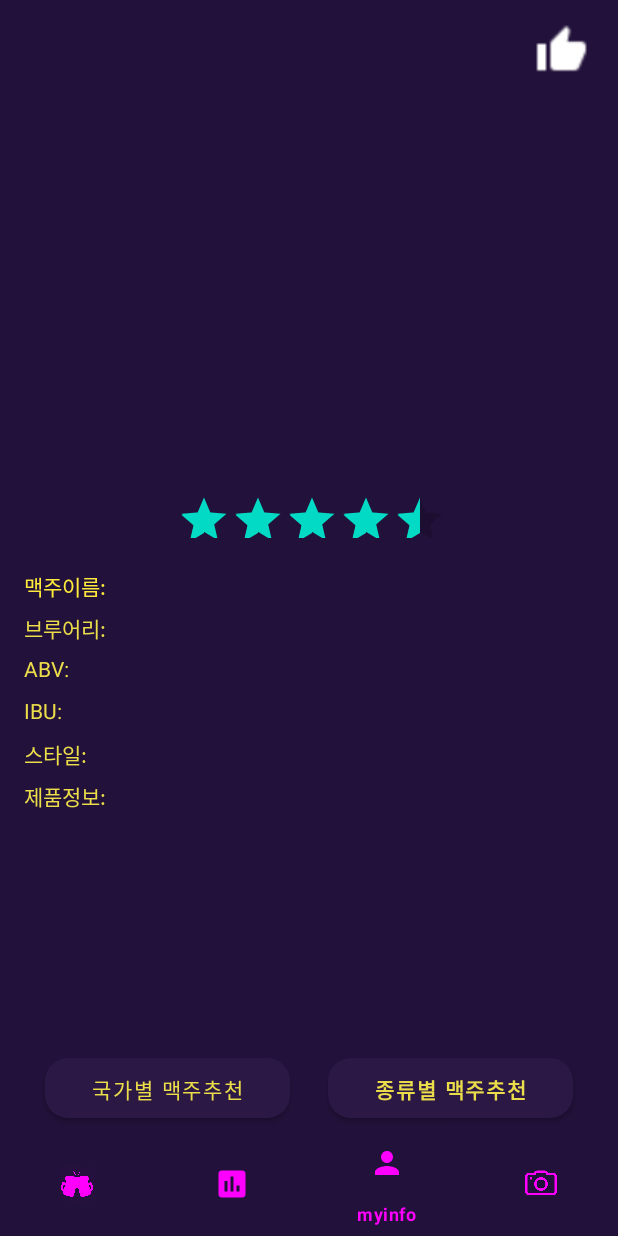
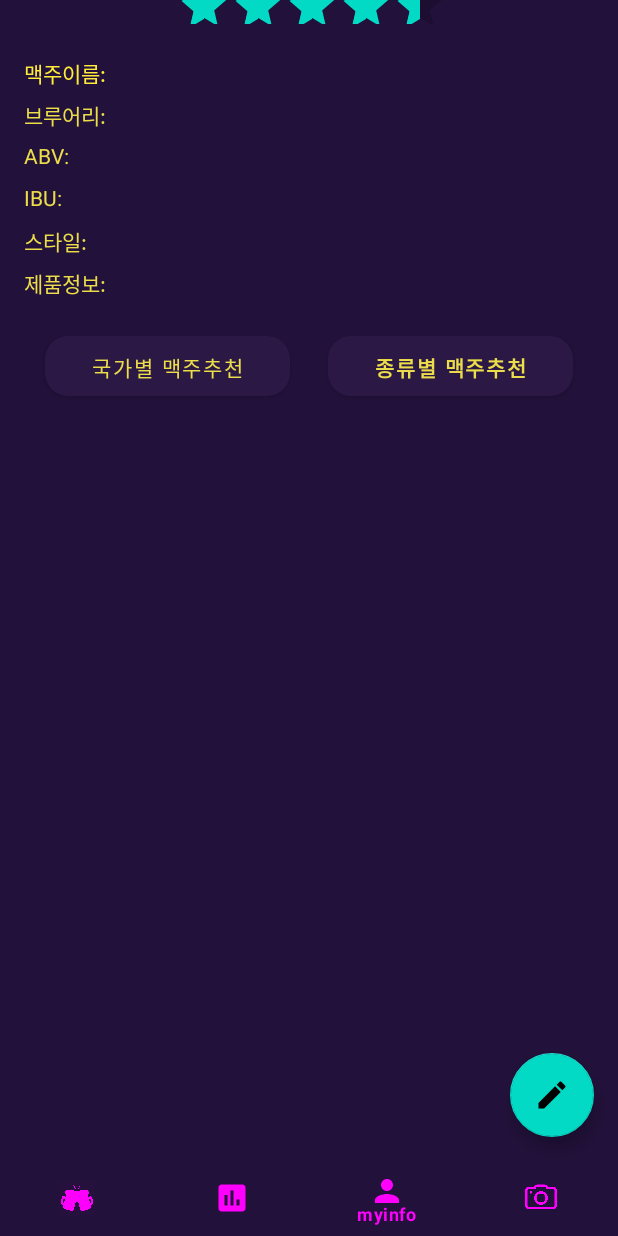
Before and after one commit to JudasKiss/Be_a_Beer, an Android app: the RecommendBeer screen opened directly, with no data from a screen before it, on a phone screen of 412 x 824 dp. Run offline under Robolectric (Android 15) with nearby library versions, the phone set to English and light mode, and no system bars; our stand-ins replace Firebase (no records; nobody signed in at launch, a user with empty details on screens opened directly), Picasso; libraries missing offline, so code that uses them is left out: com.google.zxing.integration; pictures from the network do not load.

Commit message:
게시판 80프로 완성본
게시판 80프로 완성본

```diff
--- a/app/build.gradle
+++ b/app/build.gradle
@@ -31,6 +31,7 @@ android {
 
 dependencies {
 
+    implementation 'com.android.support:design:29.0.0'
     implementation 'androidx.appcompat:appcompat:1.2.0'
     implementation 'com.google.android.material:material:1.3.0'
     implementation 'androidx.constraintlayout:constraintlayout:2.0.4'
@@ -40,6 +41,7 @@ dependencies {
     implementation 'com.squareup.picasso:picasso:2.71828'
     implementation 'androidx.recyclerview:recyclerview:1.0.0'
     implementation 'com.github.bumptech.glide:glide:4.10.0'
+    implementation 'com.google.firebase:firebase-firestore:17.1.2'
     annotationProcessor 'com.github.bumptech.glide:compiler:4.10.0'
     testImplementation 'junit:junit:4.+'
     androidTestImplementation 'androidx.test.ext:junit:1.1.2'
--- a/app/src/main/AndroidManifest.xml
+++ b/app/src/main/AndroidManifest.xml
@@ -15,7 +15,8 @@
         android:roundIcon="@drawable/beer_icon"
         android:supportsRtl="true"
         android:theme="@style/Theme.Beer">
-        <activity android:name=".MyInfo"></activity>
+        <activity android:name=".PostActivity"></activity>
+        <activity android:name=".MyInfo" />
         <activity android:name=".DBexample" />
         <activity android:name=".KindsRecommend" />
         <activity android:name=".NationRecommend" />
--- a/app/src/main/java/com/cookandroid/beer/FirebaseID.java
+++ b/app/src/main/java/com/cookandroid/beer/FirebaseID.java
@@ -7,5 +7,8 @@ public class FirebaseID {
     public static String documentId = "documentId";
     public static String email="email";
     public static String password = "passowrd";
+
     public static String name="name";
+    public static String title="title";
+    public static String contents="contents";
 }
--- a/app/src/main/java/com/cookandroid/beer/RecommendBeer.java
+++ b/app/src/main/java/com/cookandroid/beer/RecommendBeer.java
@@ -15,8 +15,10 @@ import android.widget.Toast;
 import androidx.annotation.NonNull;
 import androidx.appcompat.app.AlertDialog;
 import androidx.appcompat.app.AppCompatActivity;
+import androidx.recyclerview.widget.RecyclerView;
 
 import com.google.android.material.bottomnavigation.BottomNavigationView;
+import com.google.firebase.auth.FirebaseAuth;
 import com.google.firebase.database.DataSnapshot;
 import com.google.firebase.database.DatabaseError;
 import com.google.firebase.database.DatabaseReference;
@@ -31,21 +33,39 @@ import org.jsoup.nodes.Document;
 import org.jsoup.nodes.Element;
 import org.jsoup.select.Elements;
 
-public class RecommendBeer extends AppCompatActivity {
+import java.util.ArrayList;
+import java.util.List;
+
+public class RecommendBeer extends AppCompatActivity implements View.OnClickListener {
     Button likeButton;
     Button button;
     Button button2;
+    private TextView test;
     private DatabaseReference rDatabase;
+    private DatabaseReference mDatabase;
+    private String uId;
+    private FirebaseAuth mAuth = FirebaseAuth.getInstance();
+
     String beerUrltest = "https://www.wine21.com/13_search/beer_view.html?Idx=";
     String data;
     String beerUrl;
     boolean likeState = true;
+
+    private RecyclerView mPostRecyclerView;
+    private PostAdapter mAdapter;
+    private List<Post> mDatas;
 
     @Override
     protected void onCreate(Bundle savedInstanceState) {
         super.onCreate(savedInstanceState);
         setContentView(R.layout.activity_recommend_beer);
 
+        mPostRecyclerView = findViewById(R.id.main_recyclerview);
+        test=findViewById(R.id.jebaltext);
+
+
+
+        findViewById(R.id.main_post_edit).setOnClickListener(this);
         //Initialize And Assign Variable
         BottomNavigationView bottomNabvigationView = findViewById(R.id.bottom_navigation);
         bottomNabvigationView.setSelectedItemId(R.id.myinfo);
@@ -277,4 +297,54 @@ public class RecommendBeer extends AppCompatActivity {
         AlertDialog dialog = builder.create();
         dialog.show();
     }
+
+    @Override
+    protected void onStart() {
+        super.onStart();
+        mDatas = new ArrayList<>();
+        uId = mAuth.getUid();
+
+        mDatabase = FirebaseDatabase.getInstance().getReference().child("Beer");
+        mDatabase.addValueEventListener(new ValueEventListener() {
+            @Override
+            public void onDataChange(@NonNull DataSnapshot snapshot) {
+                mDatas.clear();
+                String barcode="4066600601920";
+                for(DataSnapshot ds: snapshot.getChildren()){
+                    if(ds.getKey().equals(barcode)){
+                        test.setText(ds.getKey());
+                        rDatabase=mDatabase.child(barcode).child("post");
+                        rDatabase.addValueEventListener(new ValueEventListener() {
+                            @Override
+                            public void onDataChange(@NonNull DataSnapshot snapshot) {
+                                for(DataSnapshot ds2: snapshot.getChildren()){
+                                    Post data = ds2.getValue(Post.class);
+                                    mDatas.add(data);
+                                }
+                                mAdapter = new PostAdapter(mDatas);
+                                mPostRecyclerView.setAdapter(mAdapter);
+                            }
+
+                            @Override
+                            public void onCancelled(@NonNull DatabaseError error) {
+
+                            }
+                        });
+                    }
+                }
+            }
+            @Override
+            public void onCancelled(@NonNull DatabaseError error) {
+                test.setText("siballll");
+            }
+        });
+
+    }
+
+    @Override
+    public void onClick(View view) {
+        startActivity(new Intent(this,PostActivity.class));
+    }
+
+
 }
--- a/app/src/main/java/com/cookandroid/beer/RegisterActivity.java
+++ b/app/src/main/java/com/cookandroid/beer/RegisterActivity.java
@@ -17,6 +17,7 @@ import com.google.firebase.auth.FirebaseAuth;
 import com.google.firebase.auth.FirebaseUser;
 import com.google.firebase.database.DatabaseReference;
 import com.google.firebase.database.FirebaseDatabase;
+import com.google.firebase.firestore.FirebaseFirestore;
 
 import java.util.HashMap;
 import java.util.Map;
@@ -28,6 +29,7 @@ public class RegisterActivity extends AppCompatActivity {
     private ArrayAdapter adapter;
     private Spinner spinner;
     private DatabaseReference  mDatabase = FirebaseDatabase.getInstance().getReference();
+    private FirebaseFirestore mStore = FirebaseFirestore.getInstance();
     private String name;
     private String userId;
 
@@ -88,14 +90,16 @@ public class RegisterActivity extends AppCompatActivity {
                                 @Override
                                 public void onComplete(@NonNull Task<AuthResult> task) {
                                     if (task.isSuccessful()) {
+                                        FirebaseUser user = mAuth.getCurrentUser();
                                         userId = mAuth.getUid();
                                         startToast("회원가입이 성공적으로 이루어졌습니다.");
-                                        userId = mAuth.getUid();
                                         Map<String,Object> userMap = new HashMap<>();
                                         userMap.put(FirebaseID.email,email);
                                         userMap.put(FirebaseID.name,name);
                                         userMap.put(FirebaseID.password,password);
+                                        userMap.put(FirebaseID.documentId,userId);
                                         mDatabase.child("User").child(userId).setValue(userMap);
+                                        ;
                                         finish();
                                     } else {
                                         if(task.getException() != null){
--- /dev/null
+++ b/app/src/main/res/drawable/ic_edit.xml
@@ -0,0 +1,5 @@
+<vector android:height="24dp" android:tint="#FFCE55"
+    android:viewportHeight="24.0" android:viewportWidth="24.0"
+    android:width="24dp" xmlns:android="http://schemas.android.com/apk/res/android">
+    <path android:fillColor="#FF000000" android:pathData="M3,17.25V21h3.75L17.81,9.94l-3.75,-3.75L3,17.25zM20.71,7.04c0.39,-0.39 0.39,-1.02 0,-1.41l-2.34,-2.34c-0.39,-0.39 -1.02,-0.39 -1.41,0l-1.83,1.83 3.75,3.75 1.83,-1.83z"/>
+</vector>
--- a/app/src/main/res/layout/activity_recommend_beer.xml
+++ b/app/src/main/res/layout/activity_recommend_beer.xml
@@ -1,5 +1,5 @@
 <?xml version="1.0" encoding="utf-8"?>
-<LinearLayout xmlns:android="http://schemas.android.com/apk/res/android"
+<RelativeLayout xmlns:android="http://schemas.android.com/apk/res/android"
     xmlns:app="http://schemas.android.com/apk/res-auto"
     xmlns:tools="http://schemas.android.com/tools"
     android:layout_width="match_parent"
@@ -10,22 +10,29 @@
 
     <LinearLayout
         android:layout_width="match_parent"
+        android:layout_height="match_parent"
+        android:orientation="vertical">
+
+        <ScrollView
+            android:layout_width="match_parent"
             android:layout_height="0dp"
+            android:layout_weight="1">
+
+            <LinearLayout
+                android:layout_width="match_parent"
+                android:layout_height="wrap_content"
                 android:layout_weight="11"
                 android:orientation="vertical">
 
                 <androidx.constraintlayout.widget.ConstraintLayout
                     android:layout_width="match_parent"
-            android:layout_height="366dp"
-            android:layout_weight="0"
-            app:layout_constraintEnd_toEndOf="parent"
-            app:layout_constraintStart_toStartOf="parent">
+                    android:layout_height="match_parent">
 
 
                     <ImageView
                         android:id="@+id/beerImage"
-                android:layout_width="205dp"
-                android:layout_height="313dp"
+                        android:layout_width="191dp"
+                        android:layout_height="263dp"
                         android:layout_marginTop="12dp"
                         app:layout_constraintEnd_toEndOf="parent"
                         app:layout_constraintStart_toStartOf="parent"
@@ -76,14 +83,19 @@
                         app:layout_constraintEnd_toEndOf="parent"
                         app:layout_constraintTop_toTopOf="parent" />
 
+                    <TextView
+                        android:id="@+id/jebaltext"
+                        android:layout_width="71dp"
+                        android:layout_height="46dp"
+                        android:text="TextView"
+                        tools:layout_editor_absoluteX="25dp"
+                        tools:layout_editor_absoluteY="90dp" />
+
                 </androidx.constraintlayout.widget.ConstraintLayout>
 
                 <androidx.constraintlayout.widget.ConstraintLayout
                     android:layout_width="match_parent"
-            android:layout_height="254dp"
-            android:layout_weight="3"
-            app:layout_constraintBottom_toTopOf="@+id/beerIBU"
-            app:layout_constraintTop_toTopOf="@+id/beerIBU">
+                    android:layout_height="250sp">
 
                     <TextView
                         android:id="@+id/beerTitleText"
@@ -269,12 +281,36 @@
 
                 </androidx.constraintlayout.widget.ConstraintLayout>
 
+                <RelativeLayout
+                    android:layout_width="match_parent"
+                    android:layout_height="500dp">
+
+                    <androidx.recyclerview.widget.RecyclerView
+                        android:id="@+id/main_recyclerview"
+                        android:layout_width="match_parent"
+                        android:layout_height="match_parent"
+                        app:layoutManager="androidx.recyclerview.widget.LinearLayoutManager">
+
+                    </androidx.recyclerview.widget.RecyclerView>
+
+                    <com.google.android.material.floatingactionbutton.FloatingActionButton
+                        android:id="@+id/main_post_edit"
+                        android:layout_width="wrap_content"
+                        android:layout_height="wrap_content"
+                        android:src="@drawable/ic_edit"
+                        android:layout_alignParentEnd="true"
+                        android:layout_alignParentBottom="true"
+                        android:layout_margin="16dp"
+                        android:layout_alignParentRight="true" />
+
+                </RelativeLayout>
+
             </LinearLayout>
+        </ScrollView>
 
         <LinearLayout
             android:layout_width="match_parent"
-        android:layout_height="0dp"
-        android:layout_weight="1"
+            android:layout_height="50dp"
             android:orientation="vertical">
 
             <com.google.android.material.bottomnavigation.BottomNavigationView
@@ -290,4 +326,7 @@
 
             </com.google.android.material.bottomnavigation.BottomNavigationView>
         </LinearLayout>
+
     </LinearLayout>
+
+</RelativeLayout>
```
Also changed, not shown: app/src/main/java/com/cookandroid/beer/Post.java (added, +63 -0 lines), app/src/main/java/com/cookandroid/beer/PostActivity.java (added, +65 -0 lines), app/src/main/java/com/cookandroid/beer/PostAdapter.java (added, +71 -0 lines), app/src/main/res/layout/activity_post.xml (added, +42 -0 lines), app/src/main/res/layout/item_post.xml (added, +46 -0 lines). Lines whose indentation alone changed are shown as unchanged.
